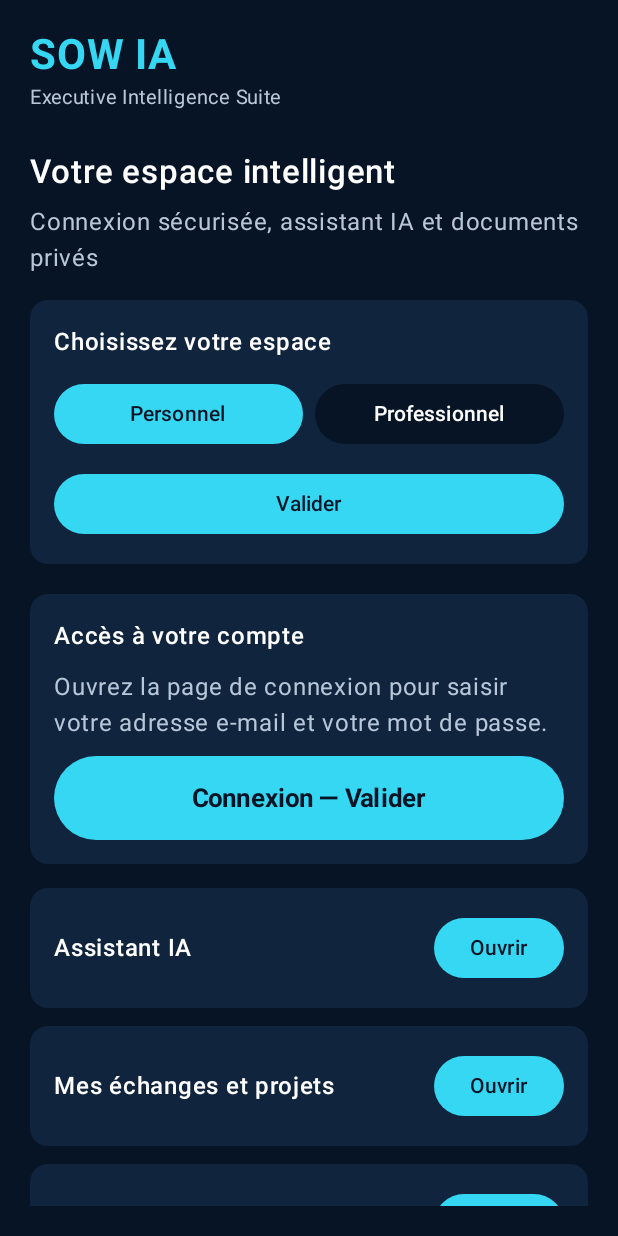
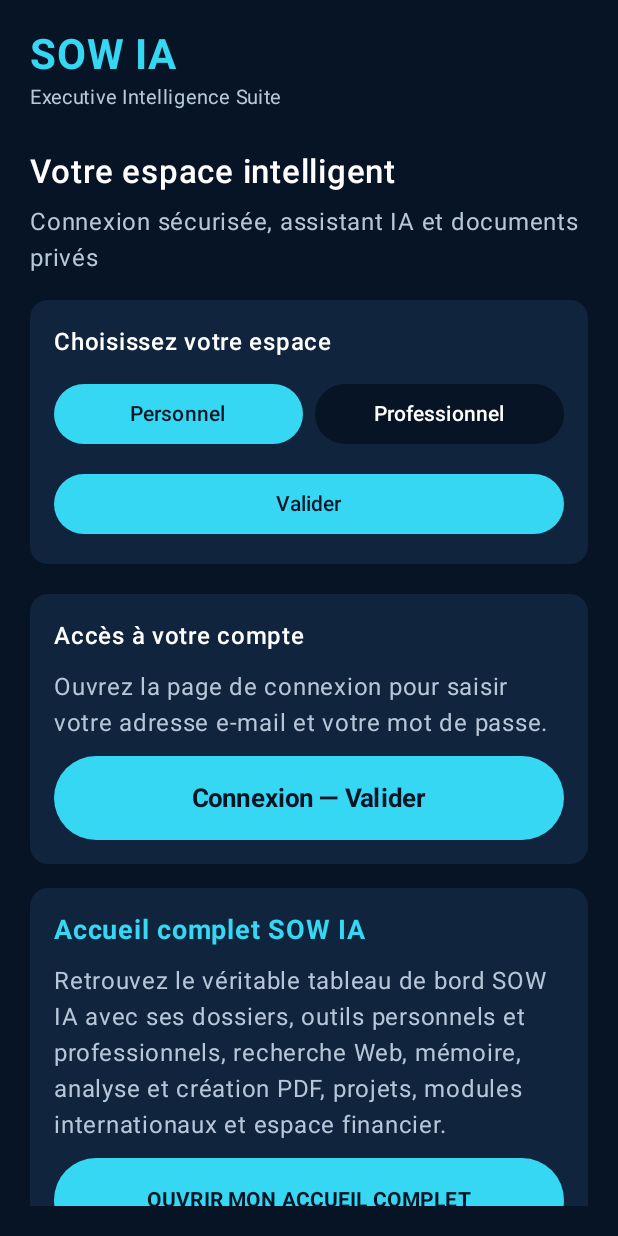
Before and after one commit to 1826Sow/Sowia, an Android app built with Jetpack Compose: the MainActivity screen opened directly, with no data from a screen before it, on a phone screen of 412 x 824 dp. Run offline under Robolectric (Android 15) with nearby library versions, the phone set to English and light mode, and no system bars.

Commit message:
Add direct access to the complete SOW IA dashboard from Android home

```diff
--- a/android/app/src/main/java/com/sowkeys/sowia/MainActivity.kt
+++ b/android/app/src/main/java/com/sowkeys/sowia/MainActivity.kt
@@ -1,6 +1,8 @@
 package com.sowkeys.sowia
 
 import android.os.Bundle
+import android.content.Intent
+import android.net.Uri
 import androidx.activity.ComponentActivity
 import androidx.activity.compose.BackHandler
 import androidx.activity.compose.setContent
@@ -55,6 +57,7 @@ class MainActivity : ComponentActivity() {
 
 @Composable
 private fun SowiaPrototype(openLogin: Boolean = false) {
+    val context = LocalContext.current
     val navigationStack = remember { mutableStateListOf(if (openLogin) "Compte & paramètres" else "Accueil") }
     val screen = navigationStack.last()
     var selectedConversationId by remember { mutableStateOf<String?>(null) }
@@ -164,6 +167,34 @@ private fun SowiaPrototype(openLogin: Boolean = false) {
                                 colors = ButtonDefaults.buttonColors(containerColor = Cyan, contentColor = Navy),
                             ) {
                                 Text("Connexion — Valider", fontSize = 17.sp, fontWeight = FontWeight.Bold)
+                            }
+                        }
+                    }
+                    Card(
+                        modifier = Modifier.fillMaxWidth().padding(bottom = 18.dp),
+                        colors = CardDefaults.cardColors(containerColor = Panel),
+                    ) {
+                        Column(
+                            modifier = Modifier.fillMaxWidth().padding(16.dp),
+                            verticalArrangement = Arrangement.spacedBy(10.dp),
+                        ) {
+                            Text("Accueil complet SOW IA", color = Cyan, fontWeight = FontWeight.Bold, fontSize = 18.sp)
+                            Text(
+                                "Retrouvez le véritable tableau de bord SOW IA avec ses dossiers, outils personnels et professionnels, recherche Web, mémoire, analyse et création PDF, projets, modules internationaux et espace financier.",
+                                color = Muted,
+                            )
+                            Button(
+                                onClick = {
+                                    val intent = Intent(
+                                        Intent.ACTION_VIEW,
+                                        Uri.parse("https://fm5aczcvvj5jgkhpxwqtcr.streamlit.app/"),
+                                    )
+                                    context.startActivity(intent)
+                                },
+                                modifier = Modifier.fillMaxWidth().height(56.dp),
+                                colors = ButtonDefaults.buttonColors(containerColor = Cyan, contentColor = Navy),
+                            ) {
+                                Text("OUVRIR MON ACCUEIL COMPLET", fontWeight = FontWeight.Bold)
                             }
                         }
                     }
```
